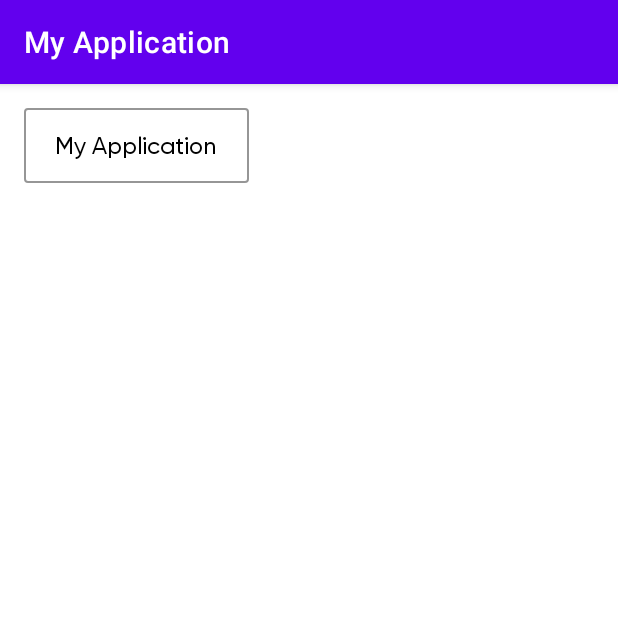
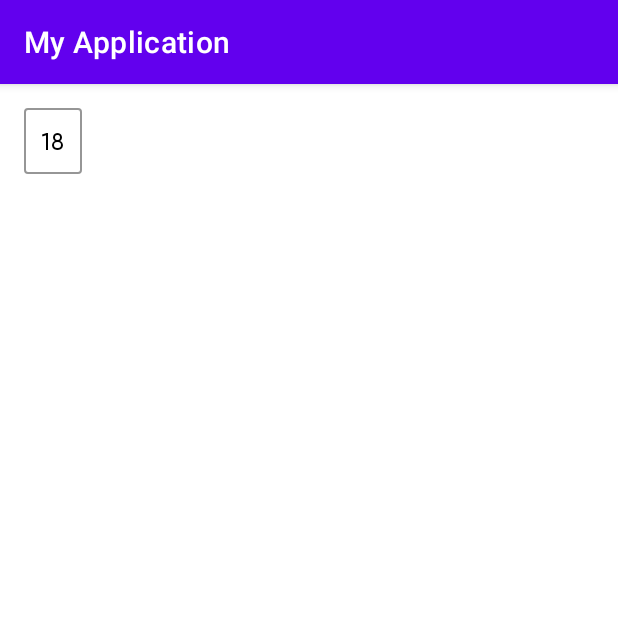
Before and after one commit to rajatsangrame/DemoCompoundView, an Android app: the screen it shows after launch (MainActivity), on a phone screen of 412 x 824 dp, the top half of it. Run offline under Robolectric (Android 15) with nearby library versions, the phone set to English and light mode, and no system bars.

Commit message:
temp commit

```diff
--- a/app/src/main/java/com/example/myapplication/RPKSelectButton.kt
+++ b/app/src/main/java/com/example/myapplication/RPKSelectButton.kt
@@ -3,8 +3,10 @@ package com.example.myapplication
 import android.R.attr
 import android.content.Context
 import android.util.AttributeSet
+import android.util.Log
 import android.util.TypedValue
 import android.view.Gravity
+import android.view.View
 import android.view.ViewGroup
 import android.widget.FrameLayout
 import android.widget.ImageView
@@ -13,6 +15,9 @@ import androidx.core.content.ContextCompat
 import androidx.core.content.res.ResourcesCompat
 import kotlin.math.abs
 
+/**
+ * Ref: https://medium.com/android-news/perfmatters-introduction-to-custom-viewgroups-to-improve-performance-part-2-f14fbcd47c
+ */
 class RPKSelectButton : FrameLayout {
 
   private var font = ResourcesCompat.getFont(context, R.font.gilroy_medium)
@@ -98,23 +103,9 @@ class RPKSelectButton : FrameLayout {
     }
   }
 
-//  override fun onMeasure(widthMeasureSpec: Int, heightMeasureSpec: Int) {
-//    var totalWidth = 0
-//    var totalHeight = 0
-//    val count = childCount
-//    for (i in 0 until count) {
-//      val child = getChildAt(i)
-//      measureChild(child, widthMeasureSpec, heightMeasureSpec)
-//      totalWidth = child.measuredWidth
-//      if (child.measuredHeight > totalHeight) {
-//        //height of the container, will be the largest height.
-//        totalHeight = child.measuredHeight
-//      }
-//    }
-//    setMeasuredDimension(totalWidth, totalHeight)
-//  }
+  override fun onLayout(changed: Boolean, left: Int, top: Int, right: Int, bottom: Int) {
 
-  override fun onLayout(changed: Boolean, left: Int, top: Int, right: Int, bottom: Int) {
+    //Log.d(TAG, "onMeasure: left $left top $top right $right bottom $bottom")
 
     val centerX = abs(right - left) / 2
     val centerY = abs(top - bottom) / 2
--- a/app/src/main/res/layout/activity_main.xml
+++ b/app/src/main/res/layout/activity_main.xml
@@ -9,12 +9,12 @@
 
   <com.example.myapplication.RPKSelectButton
       android:id="@+id/btn"
-      android:layout_width="150dp"
-      android:layout_height="50dp"
+      android:layout_width="wrap_content"
+      android:layout_height="wrap_content"
       android:layout_margin="16dp"
       app:layout_constraintStart_toStartOf="parent"
       app:layout_constraintTop_toTopOf="parent"
-      app:labelText="@string/app_name"
+      app:labelText="18"
       />
 
 </androidx.constraintlayout.widget.ConstraintLayout>
```
